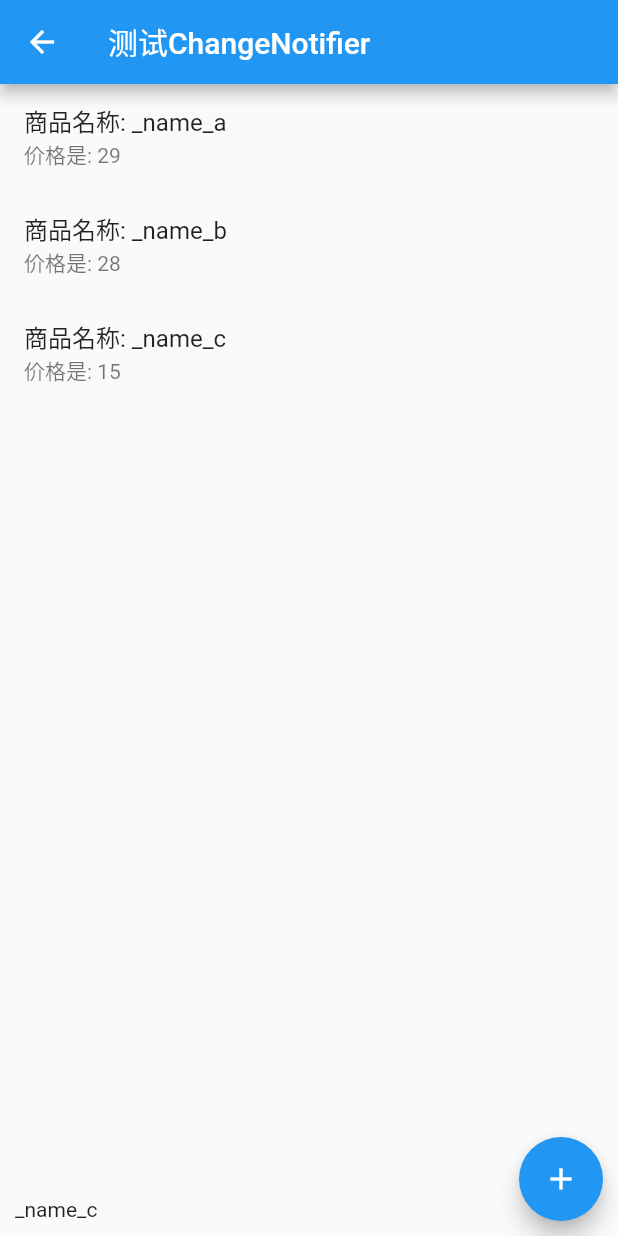
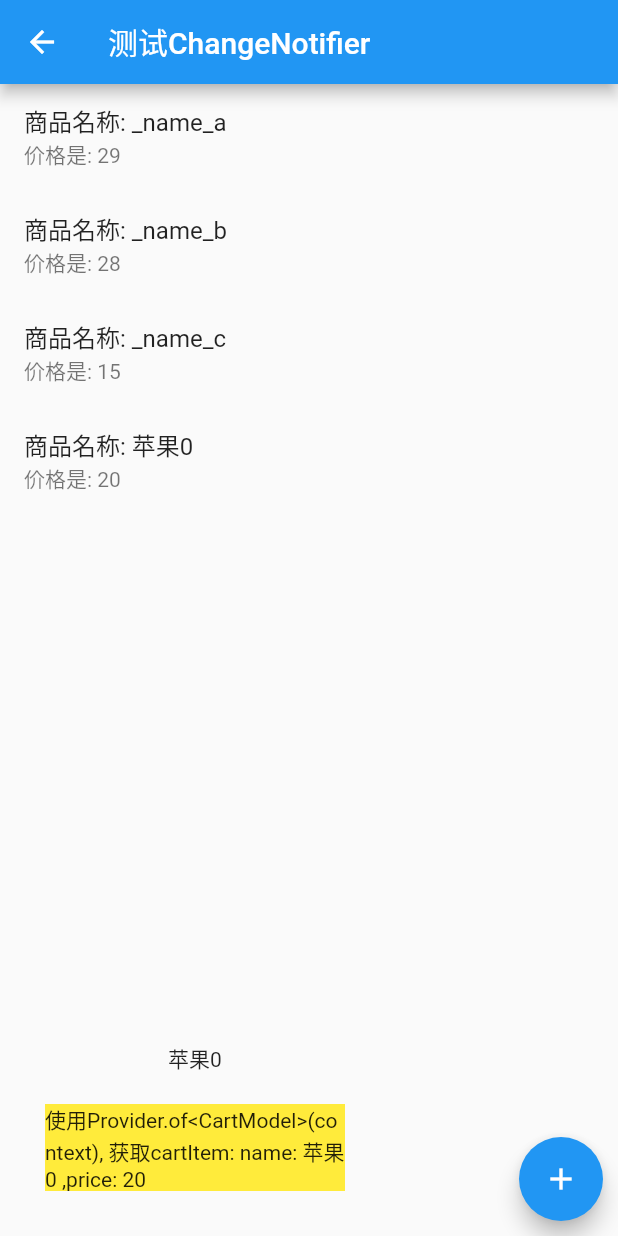
Before and after one commit to beatcodes/flutter-widgets, a Flutter app: the ChangeNotifierScreen screen opened by its route, after a tap on the "add" icon, on a phone screen of 412 x 824 dp. Run offline on Flutter 3.47's test engine with Material 2 defaults, Android fonts, the phone set to English and light mode, and no system bars; our stand-ins replace auto_route, fluttertoast.

Commit message:
[Feature]引入fluttertoast package, 使用Provider.of<T>(context)的方式获取T model
[Solution]

这里要注意context的范围,Provider.of<T>(context),这个context是指有包含这个共享
model的上下文，如果没有包含，是取不到的，会指错。

```diff
--- a/flutter-widgets-usage/lib/learning/change_notifier.dart
+++ b/flutter-widgets-usage/lib/learning/change_notifier.dart
@@ -1,7 +1,9 @@
 import 'package:flutter/material.dart';
 import 'package:flutter_app/commons/tools/log.dart';
+import 'package:flutter_app/commons/tools/toast.dart';
 import 'package:flutter_app/datamodel/cart_model.dart';
 import 'package:provider/provider.dart';
+import 'dart:math';
 
 import 'consumer_widget.dart';
 
@@ -83,14 +85,15 @@ class _ChangeNotifierScreenState extends State<ChangeNotifierScreen> {
               left: 10,
               child: ConsumerScreen(),
             ),
-
             Positioned(
                 bottom: 10,
                 right: 10,
                 child: FloatingActionButton(
+                  heroTag: 'add',
                   onPressed: () {
-                    this.addCartItem(CartItem(RangeValues(10, 80), '苹果'));
+                    this.addCartItem(CartItem(Random().nextInt(100), '苹果${Random().nextInt(10)}'));
                   },
+                  tooltip: '修改CartModel,触发notifyListeners',
                   child: Icon(Icons.add),
                 )
             )
--- a/flutter-widgets-usage/lib/learning/consumer_widget.dart
+++ b/flutter-widgets-usage/lib/learning/consumer_widget.dart
@@ -7,8 +7,22 @@ class ConsumerScreen extends StatelessWidget {
 
   @override
   Widget build(BuildContext context) {
-    return Consumer(builder: (BuildContext context, CartModel cartModel, Widget child) {
-      return Text('${cartModel.cartList[cartModel.cartList.length - 1].name}');
-    });
+    CartModel cartModel = Provider.of<CartModel>(context, listen: false);
+    CartItem cartItem = cartModel.cartList.last;
+    return Column(
+      children: <Widget>[
+        Consumer(builder: (BuildContext context, CartModel cartModel, Widget child) {
+          return Text('${cartModel.cartList[cartModel.cartList.length - 1].name}');
+        }),
+        Container(
+          margin: EdgeInsets.all(20),
+          width: 200,
+          decoration: BoxDecoration(
+            color: Colors.yellow
+          ),
+          child: Text('使用Provider.of<CartModel>(context), 获取cartItem: name: ${cartItem.name} ,price: ${cartItem.price}'),
+        )
+      ],
+    );
   }
 }
--- a/flutter-widgets-usage/lib/main.dart
+++ b/flutter-widgets-usage/lib/main.dart
@@ -3,7 +3,6 @@ import 'package:flutter/material.dart';
 import 'package:flutter_app/route/router.gr.dart';
 
 void main() {
-
   runApp(MyApp());
 }
 
--- a/flutter-widgets-usage/pubspec.yaml
+++ b/flutter-widgets-usage/pubspec.yaml
@@ -25,6 +25,7 @@ dependencies:
     sdk: flutter
   auto_route: ^0.6.7
   provider: ^4.3.2+2
+  fluttertoast: ^7.1.1
 
 
   # The following adds the Cupertino Icons font to your application.
```
Also changed, not shown: flutter-widgets-usage/lib/commons/tools/toast.dart (added, +13 -0 lines), flutter-widgets-usage/pubspec.lock.
